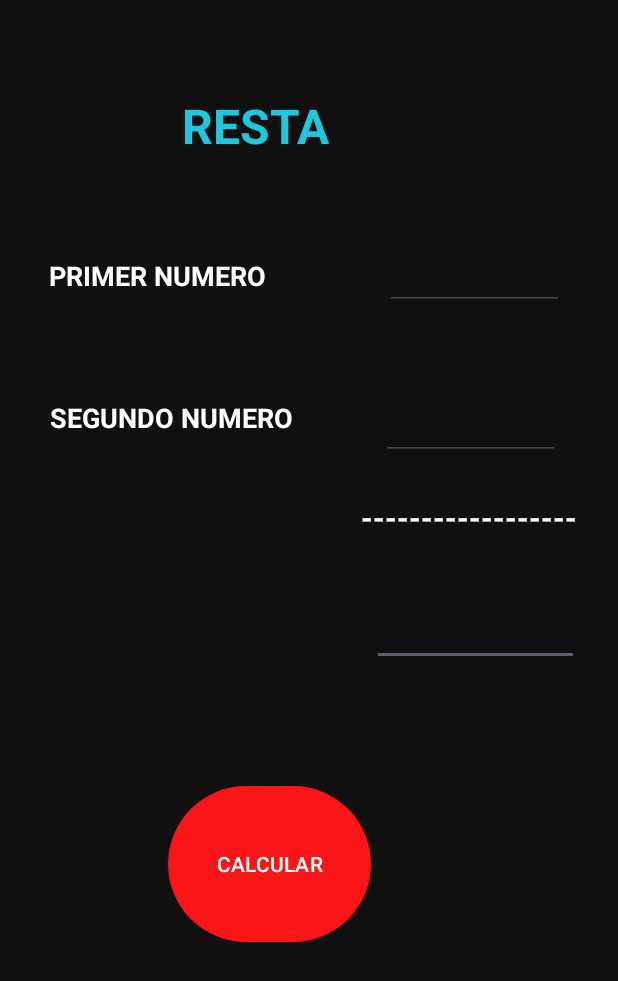
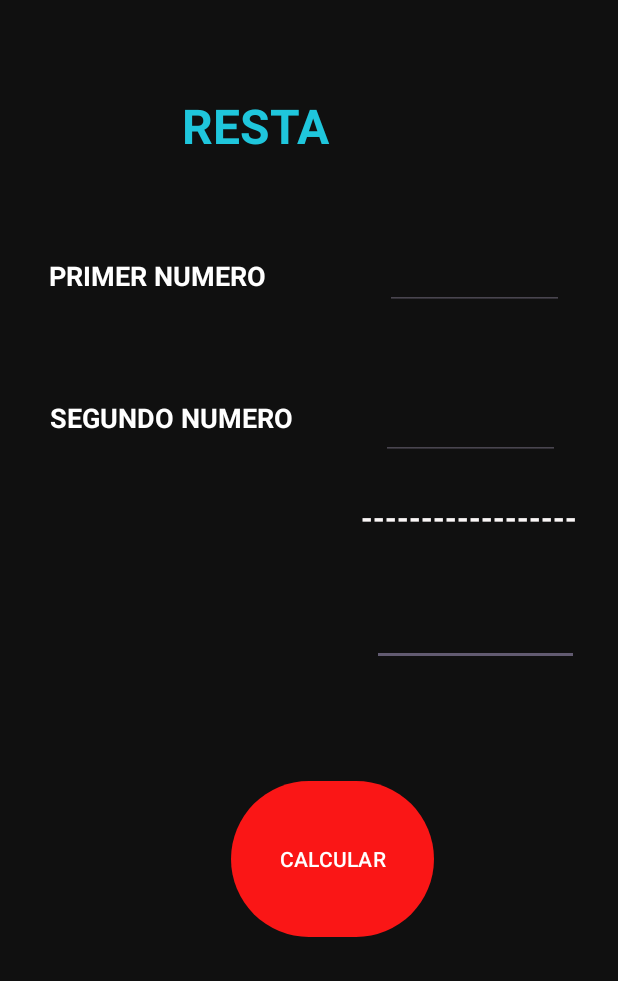
Before and after one commit to MiguelBrucil/OperacionesBasicas, an Android app: the Resta screen opened directly, with no data from a screen before it, on a phone screen of 412 x 824 dp. Shown: the top 981 px of the screen. Run offline under Robolectric (Android 15) with nearby library versions, the phone set to English and light mode, and no system bars.

Commit message:
Creacion de la interfas de la resta

```diff
--- a/app/src/main/res/layout/activity_resta.xml
+++ b/app/src/main/res/layout/activity_resta.xml
@@ -17,10 +17,10 @@
         app:backgroundTint="#FA1616"
         app:layout_constraintBottom_toBottomOf="parent"
         app:layout_constraintEnd_toEndOf="parent"
-        app:layout_constraintHorizontal_bias="0.405"
+        app:layout_constraintHorizontal_bias="0.557"
         app:layout_constraintStart_toStartOf="parent"
         app:layout_constraintTop_toTopOf="parent"
-        app:layout_constraintVertical_bias="0.73"
+        app:layout_constraintVertical_bias="0.726"
         app:strokeColor="#F30707" />
 
     <EditText
```
